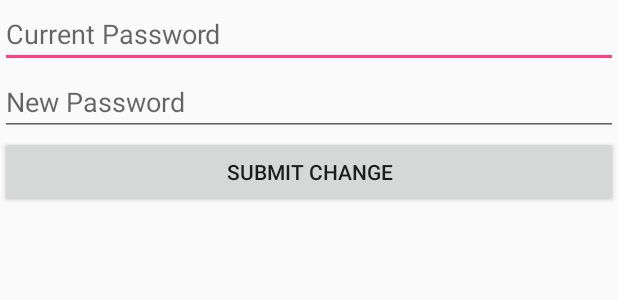
After one commit to kheilma/307-Team-30, an Android app: the layout changepassword.xml on its own in the app's theme, with its tools: preview values and no code run, on a phone screen of 412 x 824 dp. The commit adds this screen. Shown: the top 300 px of the screen. Run offline under Robolectric (Android 15) with nearby library versions, the light colour scheme and no system bars.

Commit message:
Fixed routing and added change password
Fixed routing with createReccomendation and change password screens.
Added change password front end logic.

```diff
--- /dev/null
+++ b/app/src/main/res/layout/changepassword.xml
@@ -0,0 +1,29 @@
+<?xml version="1.0" encoding="utf-8"?>
+<LinearLayout xmlns:android="http://schemas.android.com/apk/res/android"
+    xmlns:tools="http://schemas.android.com/tools"
+    android:orientation="vertical" android:layout_width="match_parent"
+    android:layout_height="match_parent"
+    >
+
+    <EditText
+        android:layout_width="match_parent"
+        android:layout_height="wrap_content"
+        android:inputType="textPersonName"
+        android:ems="10"
+        android:id="@+id/currentPasswordChange"
+        android:hint="Current Password"/>
+
+    <EditText
+        android:layout_width="match_parent"
+        android:layout_height="wrap_content"
+        android:inputType="textPersonName"
+        android:ems="10"
+        android:id="@+id/newPasswordChange"
+        android:hint="New Password"/>
+
+    <Button
+        android:text="Submit Change"
+        android:layout_width="match_parent"
+        android:layout_height="wrap_content"
+        android:id="@+id/button3" />
+</LinearLayout>
```
Also changed, not shown: app/src/main/java/look/myapplication/ChangePasswordActivity.java (added, +93 -0 lines), app/src/main/java/look/myapplication/MainActivity.java (+17 -0 lines), app/src/main/res/layout/profile.xml (+4 -3 lines).
